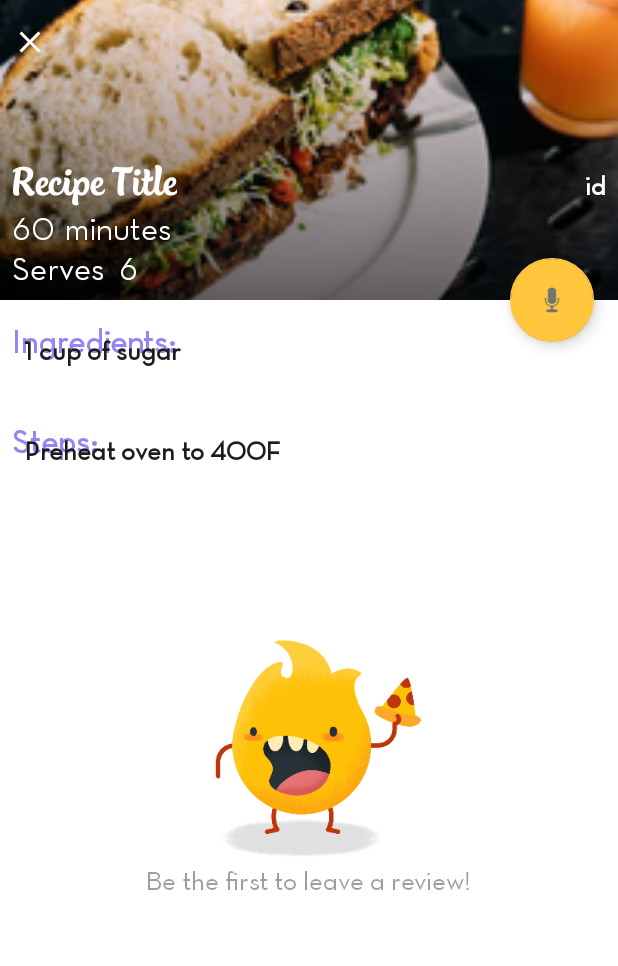
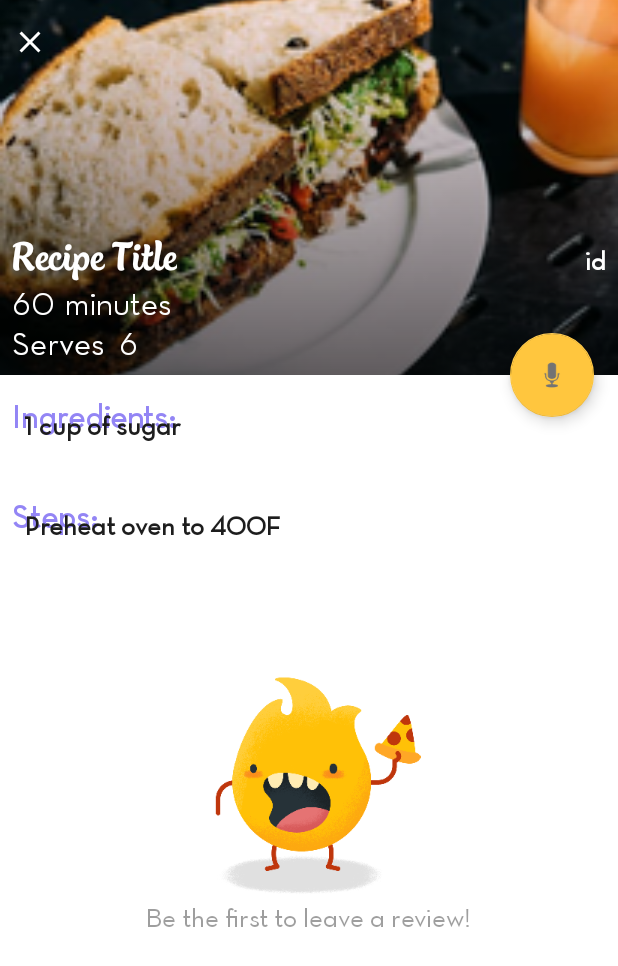
Before and after one commit to paulentine/LookMaCapstone, an Android app: the layout activity_recipe_detail.xml on its own in the app's theme, with its tools: preview values and no code run, on a phone screen of 412 x 824 dp. Shown: the top 966 px of the screen. Run offline under Robolectric (Android 15) with nearby library versions, the phone set to English and light mode, and no system bars.

Commit message:
Show toast of steps read, better recipe detail image view, add Toasty dependency

```diff
--- a/app/build.gradle
+++ b/app/build.gradle
@@ -58,5 +58,6 @@ dependencies {
     implementation 'me.zhanghai.android.materialratingbar:library:1.3.2'
     implementation 'com.github.bumptech.glide:glide:4.8.0'
     implementation 'com.google.code.gson:gson:2.8.5'
+    implementation 'com.github.GrenderG:Toasty:1.4.2'
 }
 apply plugin: 'com.google.gms.google-services'
--- a/app/src/main/java/com/paulentine/android/capstone/RecipeDetailActivity.java
+++ b/app/src/main/java/com/paulentine/android/capstone/RecipeDetailActivity.java
@@ -21,6 +21,7 @@ import android.view.View;
 import android.view.ViewGroup;
 import android.widget.ImageView;
 import android.widget.TextView;
+import android.widget.Toast;
 
 import androidx.appcompat.app.AppCompatActivity;
 import androidx.recyclerview.widget.RecyclerView;
@@ -36,6 +37,8 @@ import com.google.firebase.firestore.FirebaseFirestore;
 import com.google.firebase.firestore.FirebaseFirestoreException;
 import com.google.firebase.firestore.ListenerRegistration;
 import com.paulentine.android.capstone.model.Step;
+
+import es.dmoral.toasty.Toasty;
 
 public class RecipeDetailActivity extends AppCompatActivity implements
         View.OnClickListener,
@@ -78,7 +81,8 @@ public class RecipeDetailActivity extends AppCompatActivity implements
             @Override
             public void onClick(View v) {
                 Log.d("PAULINE", "THIS IS FROM BUTTON CLICKED");
-                recipeModel.nextStep();
+                String text = recipeModel.nextStep();
+                Toasty.warning(RecipeDetailActivity.this, text, Toast.LENGTH_LONG, false).show();
             }
         });
 
--- a/app/src/main/res/layout/activity_recipe_detail.xml
+++ b/app/src/main/res/layout/activity_recipe_detail.xml
@@ -16,14 +16,14 @@
         <ImageView
             android:id="@+id/recipe_image"
             android:layout_width="match_parent"
-            android:layout_height="200dp"
+            android:layout_height="250dp"
             android:alpha="1.0"
             android:scaleType="centerCrop"
             tools:src="@drawable/food_1" />
 
         <View
             android:layout_width="match_parent"
-            android:layout_height="200dp"
+            android:layout_height="250dp"
             android:background="@drawable/gradient_up" />
 
         <!-- Back button -->
--- a/build.gradle
+++ b/build.gradle
@@ -25,6 +25,7 @@ allprojects {
         google()
         jcenter()
         mavenLocal()
+        maven { url "https://jitpack.io" }
     }
 
     // See: https://github.com/ben-manes/gradle-versions-plugin
```
